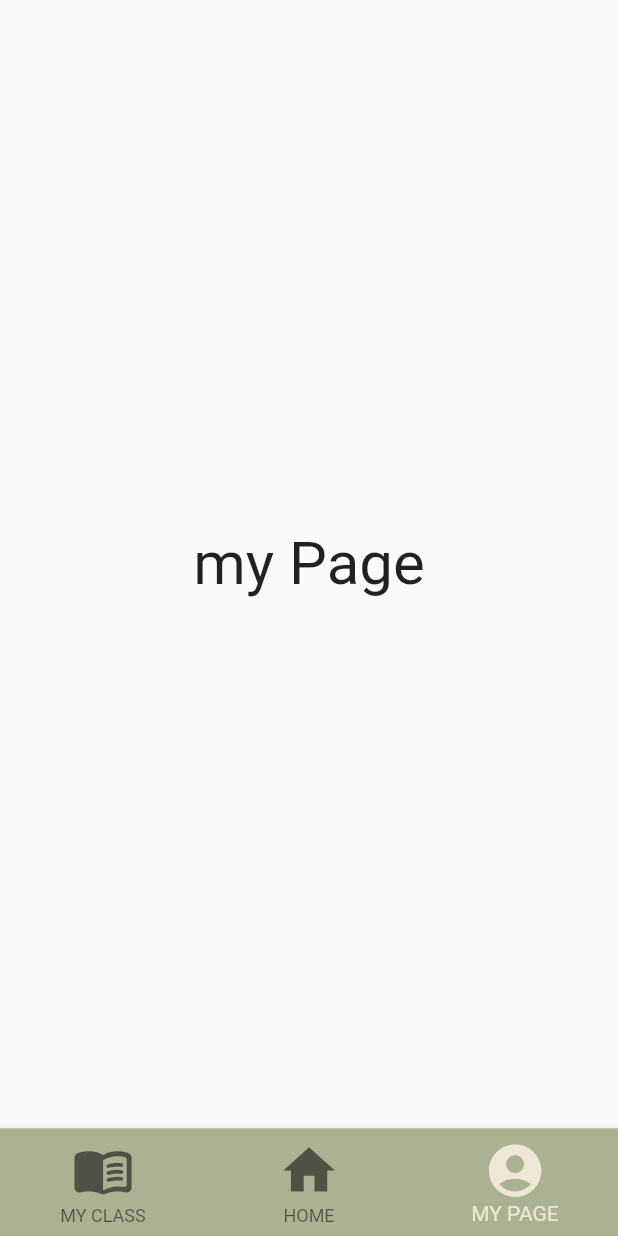
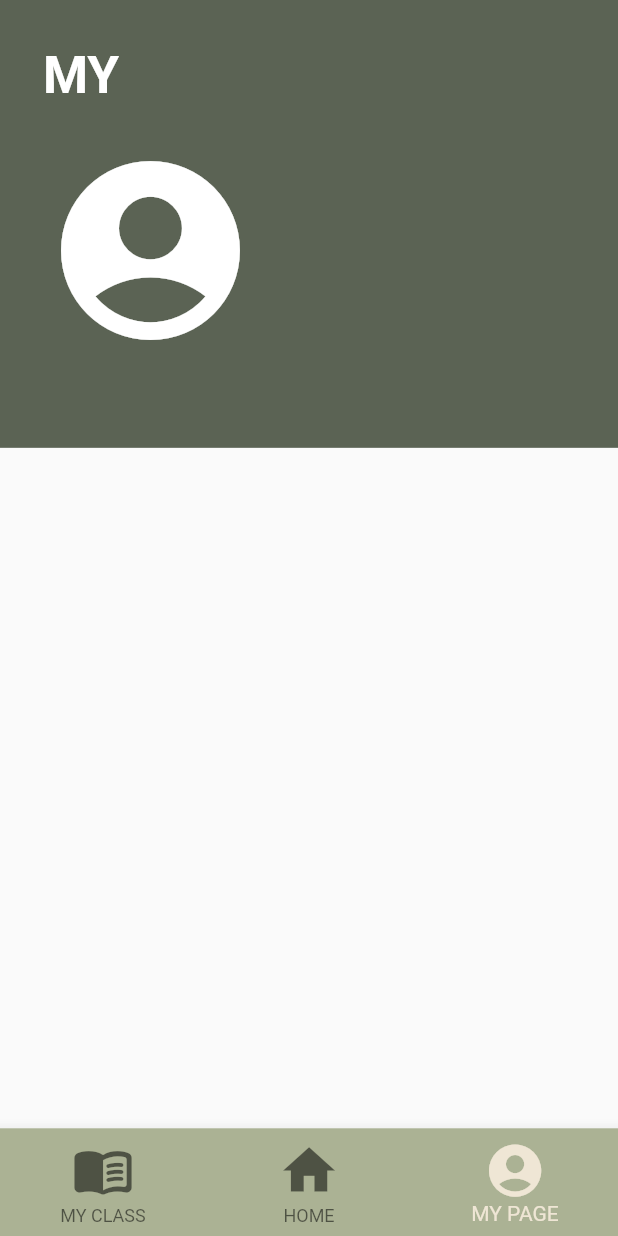
Before and after one commit to sieunp06/Recycling-Idea-Share-Platform, a Flutter app: the screen it shows after launch, item 3 of the bottom bar chosen, on a phone screen of 412 x 824 dp. Run offline on Flutter 3.47's test engine with Material 2 defaults, Android fonts, the phone set to English and light mode, and no system bars; our stand-ins replace flutter_screenutil, get, smooth_page_indicator; Roboto replaces fonts that are missing (namumGothic, nanumGothic).

Commit message:
🎨 myPage UI

```diff
--- a/lib/myPage.dart
+++ b/lib/myPage.dart
@@ -1,13 +1,47 @@
+import 'package:flutter/material.dart';
 import 'package:flutter/cupertino.dart';
+import 'package:flutter_screenutil/flutter_screenutil.dart';
 
 class myPage extends StatelessWidget {
   @override
   Widget build(BuildContext context) {
-    return Center(
-      child: Text(
-        "my Page",
-        style: TextStyle(fontSize: 40),
-      ),
+    return Column(
+      children: [
+        Stack(
+          children: [
+            Container(
+              color: Color(0xff5b6354),
+              width: 360.w,
+              height: 250.h
+            ),
+            Positioned(
+              top: 25.0.h,
+              left: 25.0.w,
+              child: Text(
+                "MY",
+                softWrap: true,
+                overflow: TextOverflow.fade,
+                style: TextStyle(
+                    fontSize: 30.sp,
+                    color: Colors.white,
+                    // fontWeight: FontWeight.bold,
+                    fontFamily: 'namumGothic', fontWeight: FontWeight.w700
+                ),
+              ),
+            ),
+            // Todo. 원형 이미지로 변경하기
+            Positioned(
+              top: 80.h,
+              left: 25.w,
+              child: Icon(
+                Icons.account_circle_rounded,
+                color: Colors.white,
+                size: 120.h,
+              ),
+            )
+          ],
+        )
+      ],
     );
   }
 }
```
